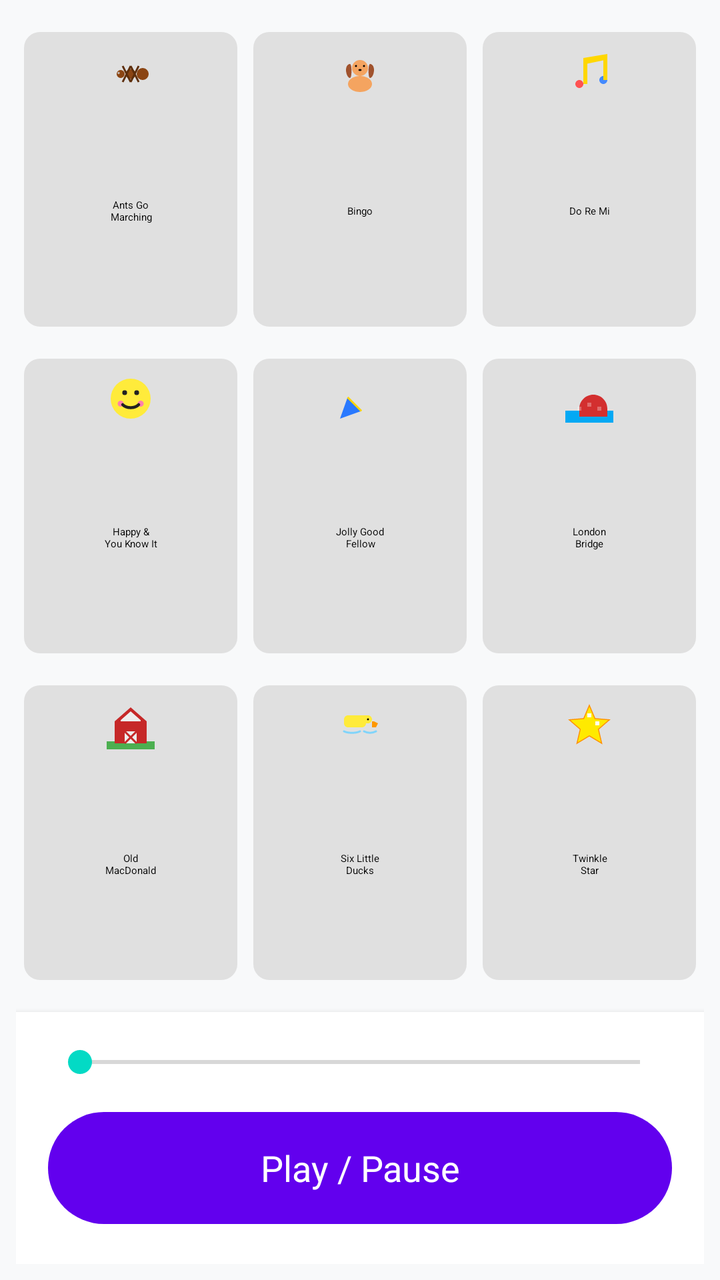
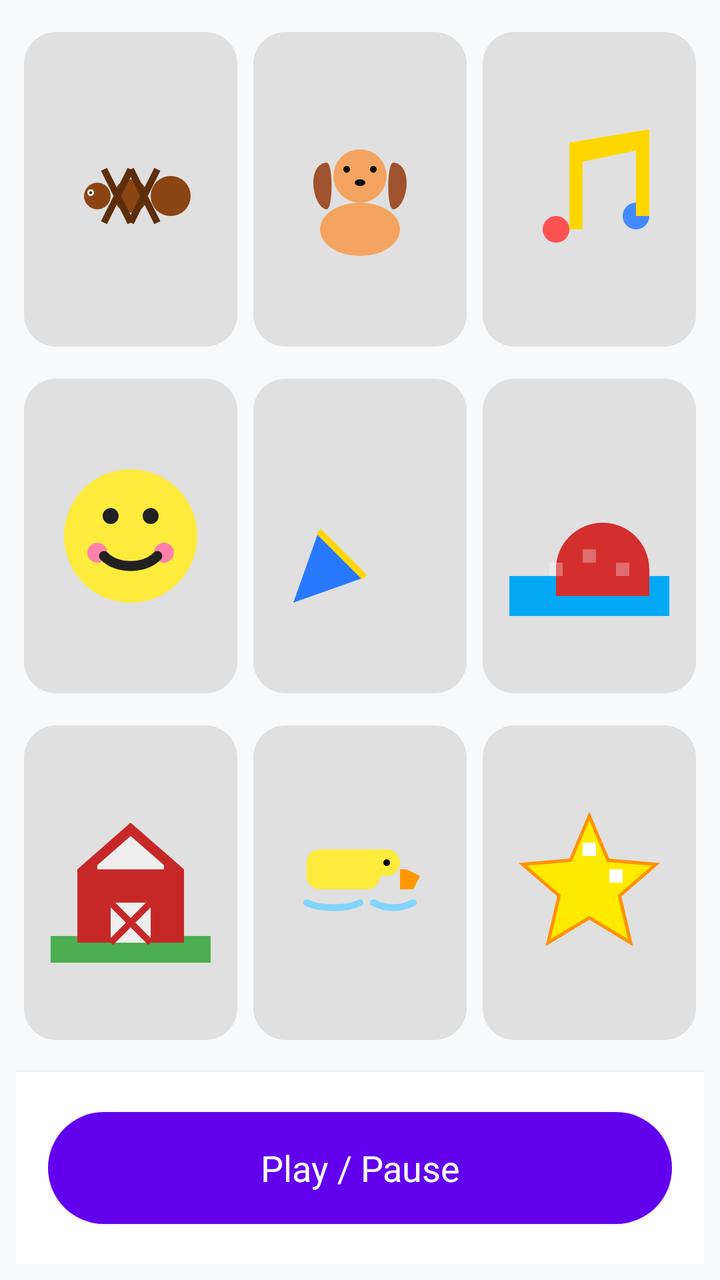

Two renders of the same Android screen: before a commit and after it. Below are the layout's source before the change and the commit's diff.
<!-- AndroidManifest.xml: application theme Theme.MusicPlayerForKids -->
<!-- res/layout/activity_main.xml -->
<?xml version="1.0" encoding="utf-8"?>
<LinearLayout
    xmlns:android="http://schemas.android.com/apk/res/android"
    android:orientation="vertical"
    android:layout_width="match_parent"
    android:layout_height="match_parent"
    android:padding="8dp"
    android:background="#F8F9FA">

    <GridLayout
        android:id="@+id/grid"
        android:layout_width="match_parent"
        android:layout_height="0dp"
        android:layout_weight="1"
        android:columnCount="3"
        android:rowCount="3"
        android:useDefaultMargins="true">

        <Button
            android:id="@+id/btn1"
            android:text="@string/song_ants"
            android:drawableTop="@drawable/ic_ant"
            android:layout_width="0dp"
            android:layout_height="0dp"
            android:layout_columnWeight="1"
            android:layout_rowWeight="1"
            style="@style/SoundButton"/>

        <Button
            android:id="@+id/btn2"
            android:text="@string/song_bingo"
            android:drawableTop="@drawable/ic_dog"
            android:layout_width="0dp"
            android:layout_height="0dp"
            android:layout_columnWeight="1"
            android:layout_rowWeight="1"
            style="@style/SoundButton"/>

        <Button
            android:id="@+id/btn3"
            android:text="@string/song_doremi"
            android:drawableTop="@drawable/ic_music"
            android:layout_width="0dp"
            android:layout_height="0dp"
            android:layout_columnWeight="1"
            android:layout_rowWeight="1"
            style="@style/SoundButton"/>

        <Button
            android:id="@+id/btn4"
            android:text="@string/song_happy"
            android:drawableTop="@drawable/ic_happy"
            android:layout_width="0dp"
            android:layout_height="0dp"
            android:layout_columnWeight="1"
            android:layout_rowWeight="1"
            style="@style/SoundButton"/>

        <Button
            android:id="@+id/btn5"
            android:text="@string/song_jolly"
            android:drawableTop="@drawable/ic_party"
            android:layout_width="0dp"
            android:layout_height="0dp"
            android:layout_columnWeight="1"
            android:layout_rowWeight="1"
            style="@style/SoundButton"/>

        <Button
            android:id="@+id/btn6"
            android:text="@string/song_london"
            android:drawableTop="@drawable/ic_bridge"
            android:layout_width="0dp"
            android:layout_height="0dp"
            android:layout_columnWeight="1"
            android:layout_rowWeight="1"
            style="@style/SoundButton"/>

        <Button
            android:id="@+id/btn7"
            android:text="@string/song_macdonald"
            android:drawableTop="@drawable/ic_barn"
            android:layout_width="0dp"
            android:layout_height="0dp"
            android:layout_columnWeight="1"
            android:layout_rowWeight="1"
            style="@style/SoundButton"/>

        <Button
            android:id="@+id/btn8"
            android:text="@string/song_ducks"
            android:drawableTop="@drawable/ic_duck"
            android:layout_width="0dp"
            android:layout_height="0dp"
            android:layout_columnWeight="1"
            android:layout_rowWeight="1"
            style="@style/SoundButton"/>

        <Button
            android:id="@+id/btn9"
            android:text="@string/song_twinkle"
            android:drawableTop="@drawable/ic_star"
            android:layout_width="0dp"
            android:layout_height="0dp"
            android:layout_columnWeight="1"
            android:layout_rowWeight="1"
            style="@style/SoundButton"/>

    </GridLayout>

    <LinearLayout
        android:layout_width="match_parent"
        android:layout_height="wrap_content"
        android:orientation="vertical"
        android:padding="16dp"
        android:layout_marginTop="8dp"
        android:background="#FFFFFF"
        android:elevation="4dp">

        <SeekBar
            android:id="@+id/seekBar"
            android:layout_width="match_parent"
            android:layout_height="wrap_content"
            android:layout_marginBottom="12dp"/>

        <Button
            android:id="@+id/pauseButton"
            android:layout_width="match_parent"
            android:layout_height="64dp"
            android:text="@string/play_pause"
            android:textSize="18sp"
            style="@style/Widget.Material3.Button"/>
    </LinearLayout>

</LinearLayout>
<!-- resources referenced by this layout -->
<resources>
  <!-- drawable ic_barn (drawable) -->
  <vector xmlns:android="http://schemas.android.com/apk/res/android"
      android:width="24dp"
      android:height="24dp"
      android:viewportWidth="24"
      android:viewportHeight="24">
      
      <path
          android:fillColor="#4CAF50"
          android:pathData="M0,20h24v4h-24z"/>
      
      <path
          android:fillColor="#C62828"
          android:pathData="M4,21h16v-11l-8,-7l-8,7v11z"/>
      
      <path
          android:fillColor="#EEEEEE"
          android:pathData="M9,21v-6h6v6h-6zM12,5l5,4.38v0.62h-10v-0.62z"/>
      
      <path
          android:strokeColor="#C62828"
          android:strokeWidth="1"
          android:pathData="M9,15l6,6M15,15l-6,6"/>
  </vector>
  <!-- drawable ic_bridge (drawable) -->
  <vector xmlns:android="http://schemas.android.com/apk/res/android"
      android:width="24dp"
      android:height="24dp"
      android:viewportWidth="24"
      android:viewportHeight="24">
      
      <path
          android:fillColor="#03A9F4"
          android:pathData="M0,18h24v6h-24z"/>
      
      <path
          android:fillColor="#D32F2F"
          android:pathData="M3,21h18v-4c0,-3.87 -3.13,-7 -7,-7s-7,3.13 -7,7v4z"/>
      
      <path
          android:fillColor="#FFFFFF"
          android:fillAlpha="0.3"
          android:pathData="M6,16h2v2h-2zM11,14h2v2h-2zM16,16h2v2h-2z"/>
  </vector>
  <!-- drawable ic_music (drawable) -->
  <vector xmlns:android="http://schemas.android.com/apk/res/android"
      android:width="24dp"
      android:height="24dp"
      android:viewportWidth="24"
      android:viewportHeight="24">
      <path
          android:fillColor="#FF5252"
          android:pathData="M9,18c0,1.1 -0.9,2 -2,2s-2,-0.9 -2,-2 0.9,-2 2,-2 2,0.9 2,2z"/>
      <path
          android:fillColor="#448AFF"
          android:pathData="M21,16c0,1.1 -0.9,2 -2,2s-2,-0.9 -2,-2 0.9,-2 2,-2 2,0.9 2,2z"/>
      <path
          android:fillColor="#FFD700"
          android:pathData="M9,18V5l12,-2v13h-2V6.18L11,7.85V18z"/>
  </vector>
  <string name="play_pause">Play / Pause</string>
  <string name="song_ants">Ants Go\nMarching</string>
  <string name="song_bingo">Bingo</string>
  <string name="song_doremi">Do Re Mi</string>
  <string name="song_ducks">Six Little\nDucks</string>
  <string name="song_happy">Happy &amp;\nYou Know It</string>
  <string name="song_jolly">Jolly Good\nFellow</string>
  <string name="song_london">London\nBridge</string>
  <string name="song_macdonald">Old\nMacDonald</string>
  <string name="song_twinkle">Twinkle\nStar</string>
  <style name="SoundButton" parent="Widget.Material3.Button.TonalButton">
          <item name="shapeAppearanceOverlay">@style/ShapeAppearance.LessRounded</item>
          <item name="backgroundTint">@color/light_gray</item>
          <item name="android:textColor">@color/black</item>
          <item name="android:padding">8dp</item>
      </style>
  <style name="Theme.MusicPlayerForKids" parent="Theme.MaterialComponents.DayNight.DarkActionBar">
          <item name="colorPrimary">@color/purple_500</item>
          <item name="colorPrimaryVariant">@color/purple_700</item>
          <item name="colorOnPrimary">@color/white</item>
          <item name="colorSecondary">@color/teal_200</item>
          <item name="colorSecondaryVariant">@color/teal_700</item>
          <item name="colorOnSecondary">@color/black</item>
          <item name="android:statusBarColor">?attr/colorPrimaryVariant</item>
      </style>
  <style name="ShapeAppearance.LessRounded" parent="">
          <item name="cornerFamily">rounded</item>
          <item name="cornerSize">8dp</item>
      </style>
  <color name="light_gray">#FFE0E0E0</color>
  <color name="black">#FF000000</color>
  <color name="purple_500">#FF6200EE</color>
  <color name="purple_700">#FF3700B3</color>
  <color name="white">#FFFFFFFF</color>
  <color name="teal_200">#FF03DAC5</color>
  <color name="teal_700">#FF018786</color>
  <!-- unchanged entries left out for length: 6 -->
</resources>

<!-- the commit's change to res/layout/activity_main.xml (unified diff, before → after) -->
@@ -1,6 +1,7 @@
 <?xml version="1.0" encoding="utf-8"?>
 <LinearLayout
     xmlns:android="http://schemas.android.com/apk/res/android"
+    xmlns:app="http://schemas.android.com/apk/res-auto"
     android:orientation="vertical"
     android:layout_width="match_parent"
     android:layout_height="match_parent"
@@ -16,90 +17,81 @@
         android:rowCount="3"
         android:useDefaultMargins="true">
 
-        <Button
+        <com.google.android.material.button.MaterialButton
             android:id="@+id/btn1"
-            android:text="@string/song_ants"
-            android:drawableTop="@drawable/ic_ant"
+            app:icon="@drawable/ic_ant"
             android:layout_width="0dp"
             android:layout_height="0dp"
             android:layout_columnWeight="1"
             android:layout_rowWeight="1"
             style="@style/SoundButton"/>
 
-        <Button
+        <com.google.android.material.button.MaterialButton
             android:id="@+id/btn2"
-            android:text="@string/song_bingo"
-            android:drawableTop="@drawable/ic_dog"
+            app:icon="@drawable/ic_dog"
             android:layout_width="0dp"
             android:layout_height="0dp"
             android:layout_columnWeight="1"
             android:layout_rowWeight="1"
             style="@style/SoundButton"/>
 
-        <Button
+        <com.google.android.material.button.MaterialButton
             android:id="@+id/btn3"
-            android:text="@string/song_doremi"
-            android:drawableTop="@drawable/ic_music"
+            app:icon="@drawable/ic_music"
             android:layout_width="0dp"
             android:layout_height="0dp"
             android:layout_columnWeight="1"
             android:layout_rowWeight="1"
             style="@style/SoundButton"/>
 
-        <Button
+        <com.google.android.material.button.MaterialButton
             android:id="@+id/btn4"
-            android:text="@string/song_happy"
-            android:drawableTop="@drawable/ic_happy"
+            app:icon="@drawable/ic_happy"
             android:layout_width="0dp"
             android:layout_height="0dp"
             android:layout_columnWeight="1"
             android:layout_rowWeight="1"
             style="@style/SoundButton"/>
 
-        <Button
+        <com.google.android.material.button.MaterialButton
             android:id="@+id/btn5"
-            android:text="@string/song_jolly"
-            android:drawableTop="@drawable/ic_party"
+            app:icon="@drawable/ic_party"
             android:layout_width="0dp"
             android:layout_height="0dp"
             android:layout_columnWeight="1"
             android:layout_rowWeight="1"
             style="@style/SoundButton"/>
 
-        <Button
+        <com.google.android.material.button.MaterialButton
             android:id="@+id/btn6"
-            android:text="@string/song_london"
-            android:drawableTop="@drawable/ic_bridge"
+            app:icon="@drawable/ic_bridge"
             android:layout_width="0dp"
             android:layout_height="0dp"
             android:layout_columnWeight="1"
             android:layout_rowWeight="1"
             style="@style/SoundButton"/>
 
-        <Button
+        <com.google.android.material.button.MaterialButton
             android:id="@+id/btn7"
-            android:text="@string/song_macdonald"
-            android:drawableTop="@drawable/ic_barn"
+            app:icon="@drawable/ic_barn"
             android:layout_width="0dp"
             android:layout_height="0dp"
             android:layout_columnWeight="1"
             android:layout_rowWeight="1"
             style="@style/SoundButton"/>
 
-        <Button
+        <com.google.android.material.button.MaterialButton
             android:id="@+id/btn8"
-            android:text="@string/song_ducks"
-            android:drawableTop="@drawable/ic_duck"
+            app:icon="@drawable/ic_duck"
             android:layout_width="0dp"
             android:layout_height="0dp"
             android:layout_columnWeight="1"
             android:layout_rowWeight="1"
             style="@style/SoundButton"/>
 
-        <Button
+        <com.google.android.material.button.MaterialButton
             android:id="@+id/btn9"
-            android:text="@string/song_twinkle"
-            android:drawableTop="@drawable/ic_star"
+            app:icon="@drawable/ic_star"
             android:layout_width="0dp"
             android:layout_height="0dp"
             android:layout_columnWeight="1"
@@ -117,13 +109,7 @@
         android:background="#FFFFFF"
         android:elevation="4dp">
 
-        <SeekBar
-            android:id="@+id/seekBar"
-            android:layout_width="match_parent"
-            android:layout_height="wrap_content"
-            android:layout_marginBottom="12dp"/>
-
-        <Button
+        <com.google.android.material.button.MaterialButton
             android:id="@+id/pauseButton"
             android:layout_width="match_parent"
             android:layout_height="64dp"
<!-- resource entries referenced after the edit -->
@@ -61,20 +61,14 @@
           android:pathData="M9,18V5l12,-2v13h-2V6.18L11,7.85V18z"/>
   </vector>
   <string name="play_pause">Play / Pause</string>
-  <string name="song_ants">Ants Go\nMarching</string>
-  <string name="song_bingo">Bingo</string>
-  <string name="song_doremi">Do Re Mi</string>
-  <string name="song_ducks">Six Little\nDucks</string>
-  <string name="song_happy">Happy &amp;\nYou Know It</string>
-  <string name="song_jolly">Jolly Good\nFellow</string>
-  <string name="song_london">London\nBridge</string>
-  <string name="song_macdonald">Old\nMacDonald</string>
-  <string name="song_twinkle">Twinkle\nStar</string>
   <style name="SoundButton" parent="Widget.Material3.Button.TonalButton">
           <item name="shapeAppearanceOverlay">@style/ShapeAppearance.LessRounded</item>
           <item name="backgroundTint">@color/light_gray</item>
-          <item name="android:textColor">@color/black</item>
-          <item name="android:padding">8dp</item>
+          <item name="android:padding">0dp</item>
+          <item name="iconSize">80dp</item>
+          <item name="iconGravity">textStart</item>
+          <item name="iconPadding">0dp</item>
+          <item name="iconTint">@null</item>
       </style>
   <style name="Theme.MusicPlayerForKids" parent="Theme.MaterialComponents.DayNight.DarkActionBar">
           <item name="colorPrimary">@color/purple_500</item>
@@ -87,7 +81,7 @@
       </style>
   <style name="ShapeAppearance.LessRounded" parent="">
           <item name="cornerFamily">rounded</item>
-          <item name="cornerSize">8dp</item>
+          <item name="cornerSize">16dp</item>
       </style>
   <color name="light_gray">#FFE0E0E0</color>
   <color name="black">#FF000000</color>
